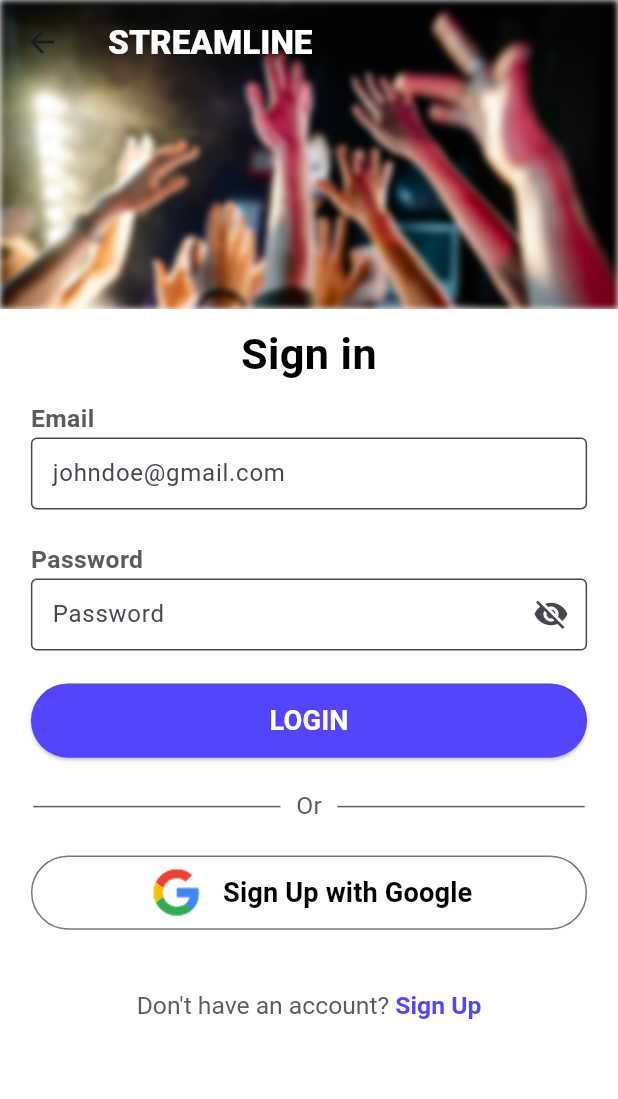
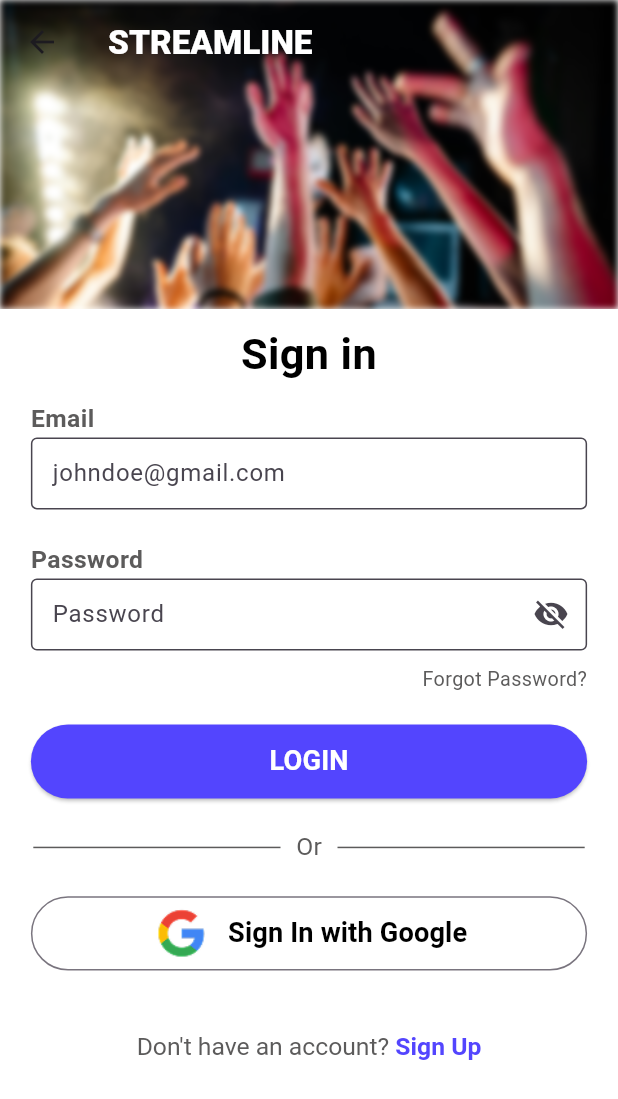
Before and after one commit to uiowaSEP2025/sep2025-project-team_001, a Flutter app: the AuthenticationPage screen opened directly, on a phone screen of 412 x 824 dp. Shown: the top 1099 px of the screen. Run offline on Flutter 3.47's test engine with Material 3 defaults, Android fonts, the phone set to English and light mode, and no system bars; our stand-ins replace dio, google_fonts; network calls fail; Roboto replaces fonts that are missing (Aboreto).

Commit message:
added password recovery page and am still working on it, stuck on using the page view

```diff
--- a/mobile_app/lib/authentication/authentication_screen.dart
+++ b/mobile_app/lib/authentication/authentication_screen.dart
@@ -1,9 +1,11 @@
 import 'dart:io';
 
 import 'package:dio/dio.dart';
+import 'package:flutter/cupertino.dart';
 import 'package:flutter/gestures.dart';
 import 'package:flutter/material.dart';
 import 'package:flutter/services.dart';
+import 'package:flutter/widgets.dart';
 import 'package:google_fonts/google_fonts.dart';
 import 'package:mobile_app/design/styling/app_colors.dart';
 import 'package:mobile_app/design/styling/app_text_styles.dart';
@@ -52,7 +54,7 @@ class _AuthenticationPageState extends State<AuthenticationPage> {
     double verticalSpacing = screenHeight * 0.025;
 
     return AnnotatedRegion<SystemUiOverlayStyle>(
-      value: SystemUiOverlayStyle(
+      value: const SystemUiOverlayStyle(
           statusBarColor: Colors.white, statusBarBrightness: Brightness.dark),
       child: Scaffold(
         extendBodyBehindAppBar: true,
@@ -93,7 +95,7 @@ class _AuthenticationPageState extends State<AuthenticationPage> {
             ),
             Positioned.fill(
               child: SingleChildScrollView(
-                physics: AlwaysScrollableScrollPhysics(),
+                physics: const AlwaysScrollableScrollPhysics(),
                 child: Column(
                   children: [
                     SizedBox(
@@ -124,6 +126,8 @@ class _AuthenticationPageState extends State<AuthenticationPage> {
                                   left: horizontalSpacing,
                                   right: horizontalSpacing),
                               child: InputTextBox(
+                                                        onChanged: (){setState(){}},
+
                                 label: "Email",
                                 hintText: "johndoe@gmail.com",
                                 screenWidth: screenWidth,
@@ -149,9 +153,31 @@ class _AuthenticationPageState extends State<AuthenticationPage> {
                               ),
                             ),
                             SizedBox(
+                              height: verticalSpacing * 0.4,
+                            ),
+                            Row(
+                              mainAxisAlignment: MainAxisAlignment.end,
+                              children: [
+                                GestureDetector(
+                                    onTap: () {
+                                      Navigator.pushNamed(
+                                          context, "/recoverPassword");
+                                    },
+                                    child: Text(
+                                      "Forgot Password?",
+                                      style: AppTextStyles.smallFooters(
+                                          screenHeight,
+                                          AppColors.paragraphText),
+                                    )),
+                                SizedBox(
+                                  width: horizontalSpacing,
+                                )
+                              ],
+                            ),
+                            SizedBox(
                               height: verticalSpacing,
                             ),
-                            Container(
+                            SizedBox(
                               height: screenWidth * 0.12,
                               width: screenWidth - horizontalSpacing * 2,
                               child: ElevatedButton(
@@ -159,7 +185,7 @@ class _AuthenticationPageState extends State<AuthenticationPage> {
                                       backgroundColor: AppColors.primaryColor),
                                   onPressed: isLoading ? null : authenticate,
                                   child: isLoading
-                                      ? CircularProgressIndicator(
+                                      ? const CircularProgressIndicator(
                                           color: Colors.white)
                                       : Center(
                                           child: Text(
@@ -204,16 +230,16 @@ class _AuthenticationPageState extends State<AuthenticationPage> {
                               height: verticalSpacing,
                             ),
                             Platform.isIOS
-                                ? Container(
+                                ? SizedBox(
                                     height: screenWidth * 0.12,
                                     width: screenWidth - horizontalSpacing * 2,
                                     child: ElevatedButton(
                                         style: ElevatedButton.styleFrom(
                                             backgroundColor: Colors.black),
                                         onPressed:
-                                            isLoading ? null : authenticate,
+                                            isLoading ? null : signInWithApple,
                                         child: isLoading
-                                            ? CircularProgressIndicator(
+                                            ? const CircularProgressIndicator(
                                                 color: Colors.white)
                                             : Center(
                                                 child: Row(
@@ -231,7 +257,7 @@ class _AuthenticationPageState extends State<AuthenticationPage> {
                                                           horizontalSpacing / 2,
                                                     ),
                                                     Text(
-                                                      "Sign Up with Apple",
+                                                      "Sign In with Apple",
                                                       style: AppTextStyles
                                                           .buttonText(
                                                               screenHeight,
@@ -248,20 +274,21 @@ class _AuthenticationPageState extends State<AuthenticationPage> {
                                     height: verticalSpacing,
                                   )
                                 : Container(),
-                            Container(
+                            SizedBox(
                                 height: screenWidth * 0.12,
                                 width: screenWidth - horizontalSpacing * 2,
                                 child: OutlinedButton(
-                                  onPressed: isLoading ? null : authenticate,
+                                  onPressed:
+                                      isLoading ? null : signInWithGoogle,
                                   child: isLoading
-                                      ? CircularProgressIndicator(
+                                      ? const CircularProgressIndicator(
                                           color: Colors.white)
                                       : Center(
                                           child: Row(
                                             mainAxisAlignment:
                                                 MainAxisAlignment.center,
                                             children: [
-                                              Container(
+                                              SizedBox(
                                                   height: screenWidth * 0.1,
                                                   width: screenWidth * 0.1,
                                                   child: Image.asset(
@@ -270,7 +297,7 @@ class _AuthenticationPageState extends State<AuthenticationPage> {
                                                 width: horizontalSpacing / 2,
                                               ),
                                               Text(
-                                                "Sign Up with Google",
+                                                "Sign In with Google",
                                                 style: AppTextStyles.buttonText(
                                                     screenHeight, Colors.black),
                                               ),
@@ -314,6 +341,14 @@ class _AuthenticationPageState extends State<AuthenticationPage> {
     );
   }
 
+  void signInWithApple() async {
+    print("sign in with apple");
+  }
+
+  void signInWithGoogle() async {
+    print("sign in with google");
+  }
+
   void authenticate() async {
     String email = _emailController.text.trim();
     String password = _passwordController.text.trim();
@@ -322,7 +357,7 @@ class _AuthenticationPageState extends State<AuthenticationPage> {
 
     if (email.isEmpty || password.isEmpty) {
       ScaffoldMessenger.of(context).showSnackBar(
-        SnackBar(
+        const SnackBar(
           content: Text("Please enter a valid email and password"),
           backgroundColor: AppColors.warning,
         ),
--- a/mobile_app/lib/design/styling/app_text_styles.dart
+++ b/mobile_app/lib/design/styling/app_text_styles.dart
@@ -39,4 +39,11 @@ class AppTextStyles {
     return GoogleFonts.aboreto(
         fontSize: screenHeight * 0.027, fontWeight: FontWeight.w800, color: color);
   }
+
+  static TextStyle smallFooters(double screenHeight, Color color) {
+    return GoogleFonts.roboto(
+        fontWeight: FontWeight.w400,
+        fontSize: screenHeight * 0.016,
+        color: color);
+  }
 }
--- a/mobile_app/lib/design/widgets/user_input/input_text_box.dart
+++ b/mobile_app/lib/design/widgets/user_input/input_text_box.dart
@@ -5,6 +5,7 @@ import 'package:mobile_app/design/styling/app_text_styles.dart';
 class InputTextBox extends StatelessWidget {
   const InputTextBox(
       {super.key,
+      required this.onChanged,
       required this.screenWidth,
       required this.screenHeight,
       required this.label,
@@ -18,11 +19,13 @@ class InputTextBox extends StatelessWidget {
   final String hintText;
   final TextEditingController controller;
   final VoidCallback onSubmitted;
+  final VoidCallback onChanged;
 
   @override
   Widget build(BuildContext context) {
     return Column(
       children: [
+        (label != "") ?
         Row(
           children: [
             Text(
@@ -31,10 +34,13 @@ class InputTextBox extends StatelessWidget {
                   screenHeight, AppColors.paragraphText),
             ),
           ],
-        ),
+        ) : Container(),
         Container(
           height: screenWidth * 0.12,
           child: TextField(
+            onChanged:(value) {
+              onChanged();
+            },
             maxLines: 1,
             onSubmitted: (value) {
               onSubmitted();
--- a/mobile_app/lib/main.dart
+++ b/mobile_app/lib/main.dart
@@ -1,6 +1,7 @@
 import 'package:flutter/material.dart';
 import 'package:mobile_app/authentication/authentication_screen.dart';
 import 'package:mobile_app/authentication/create_account.dart';
+import 'package:mobile_app/authentication/recover_email/recover_password.dart';
 import 'package:mobile_app/authentication/terms_conditions_screen.dart';
 import 'package:mobile_app/home/bar_selection_screen.dart';
 
@@ -21,6 +22,7 @@ class MyApp extends StatelessWidget {
         '/home' : (context) => BarSelectionScreen(),
         '/register' : (context) => CreateAccount(),
         '/terms' : (context) => TermsAndConditionsScreen(),
+        '/recoverPassword' : (context) => RecoverPasswordScreen(),
         }
 
     );
```
Also changed, not shown: mobile_app/lib/authentication/create_account.dart (+20 -9 lines), mobile_app/lib/authentication/recover_email/recover_password.dart (added, +94 -0 lines), mobile_app/lib/authentication/recover_email/widgets/enter_new_password.dart (added, +17 -0 lines), mobile_app/lib/authentication/recover_email/widgets/enter_recovery_code.dart (added, +90 -0 lines), mobile_app/lib/authentication/recover_email/widgets/enter_recovery_email.dart (added, +104 -0 lines), mobile_app/lib/design/widgets/user_input/date_input_box.dart (+13 -0 lines), mobile_app/lib/design/widgets/user_input/four_digit_code_field.dart (added, +88 -0 lines).
